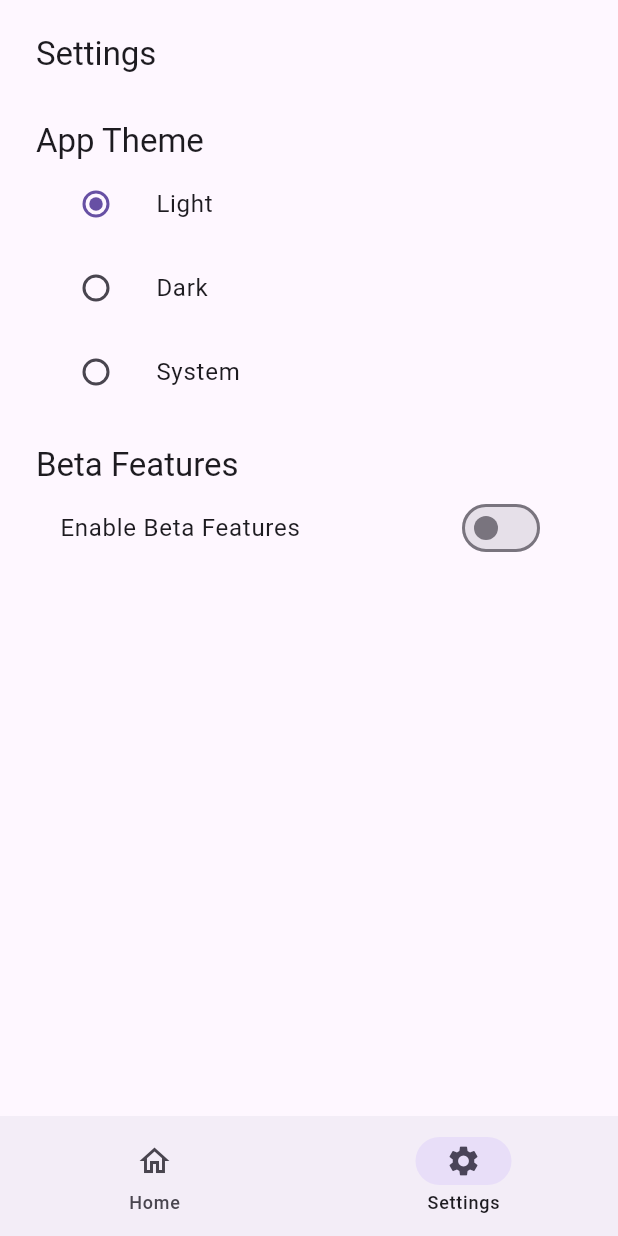
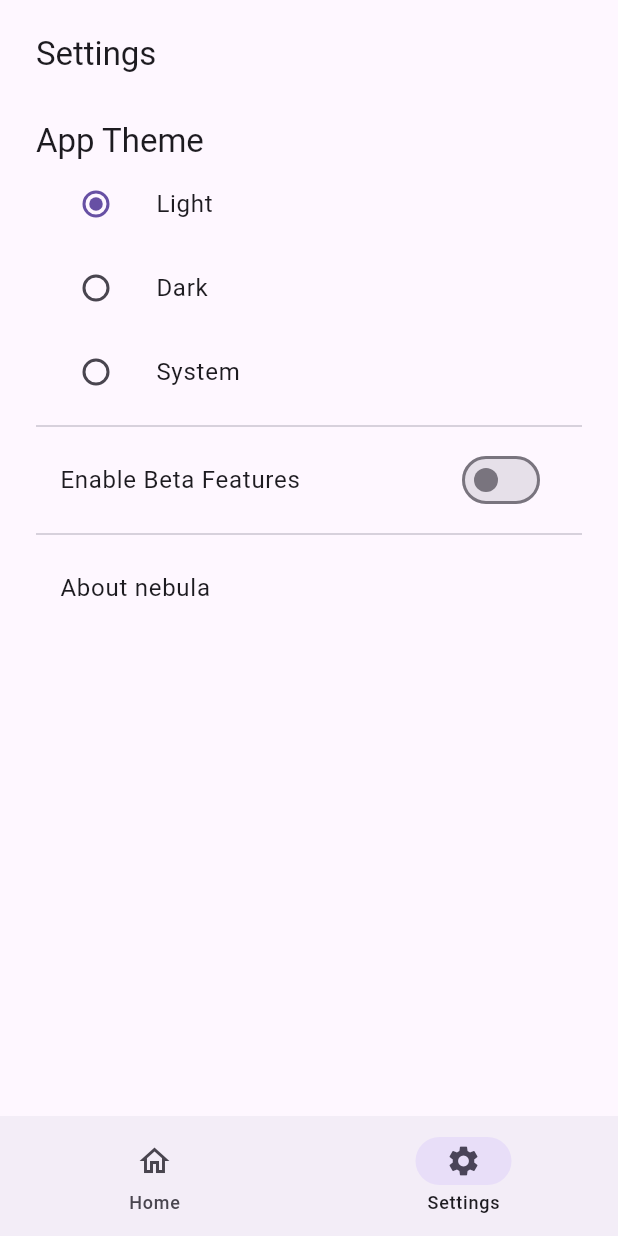
Before and after one commit to abianche/nebula, a Flutter app: the screen it shows after launch, item 2 of the bottom bar chosen, on a phone screen of 412 x 824 dp. Run offline on Flutter 3.47's test engine with Material 3 defaults, Android fonts, the phone set to English and light mode, and no system bars; our stand-ins replace equatable, flutter_bloc, hydrated_bloc, logger, package_info_plus.

Commit message:
feat: enhance SettingsView with LicensesListTile and improve layout

```diff
--- a/lib/settings/views/settings_view.dart
+++ b/lib/settings/views/settings_view.dart
@@ -1,7 +1,8 @@
+import 'package:flutter/material.dart';
+import 'package:flutter_bloc/flutter_bloc.dart';
 import 'package:nebula/models/settings_model.dart';
 import 'package:nebula/settings/bloc/settings_bloc.dart';
-import 'package:flutter/material.dart';
-import 'package:flutter_bloc/flutter_bloc.dart';
+import 'package:nebula/widgets/licenses_list_tile.dart';
 
 class SettingsView extends StatelessWidget {
   const SettingsView({super.key});
@@ -63,11 +64,7 @@ class SettingsView extends StatelessWidget {
                   },
                 ),
               ),
-              const SizedBox(height: 20),
-              Text(
-                'Beta Features',
-                style: Theme.of(context).textTheme.titleLarge,
-              ),
+              Divider(),
               SwitchListTile(
                 title: const Text('Enable Beta Features'),
                 value: settings.enableBetaFeatures,
@@ -77,6 +74,8 @@ class SettingsView extends StatelessWidget {
                       );
                 },
               ),
+              Divider(),
+              LicensesListTile(),
             ],
           ),
         );
```
